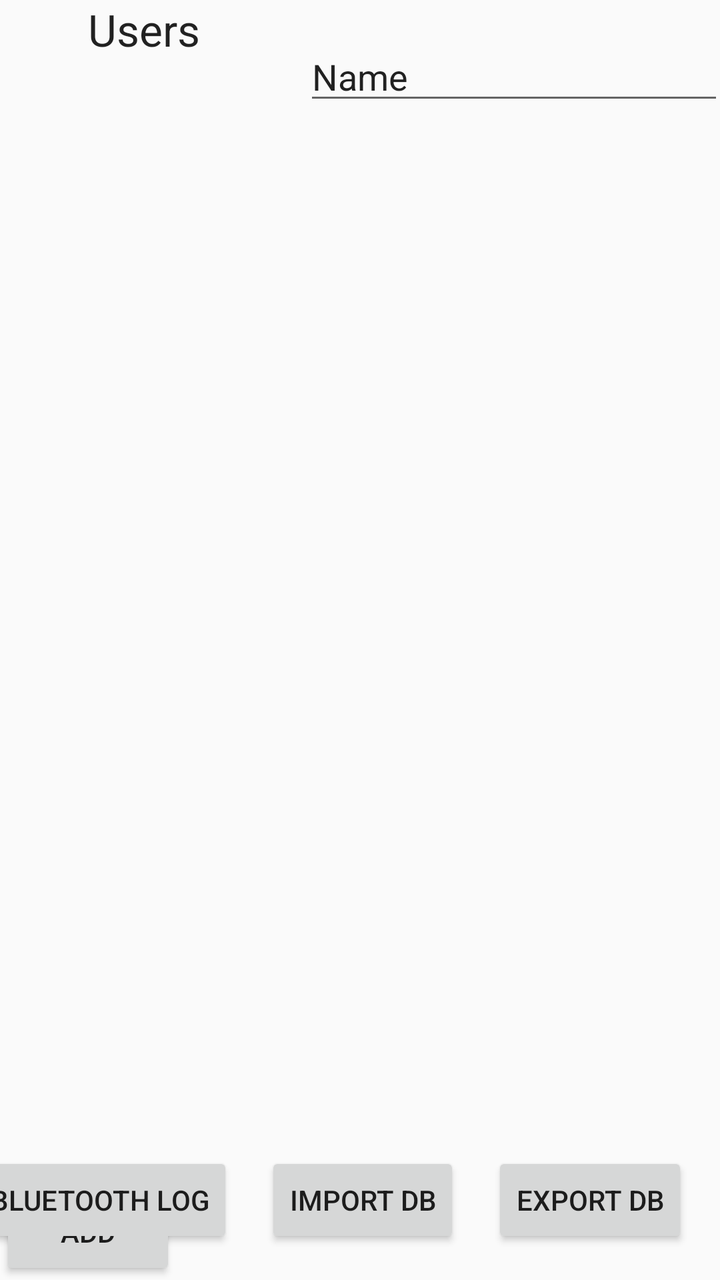
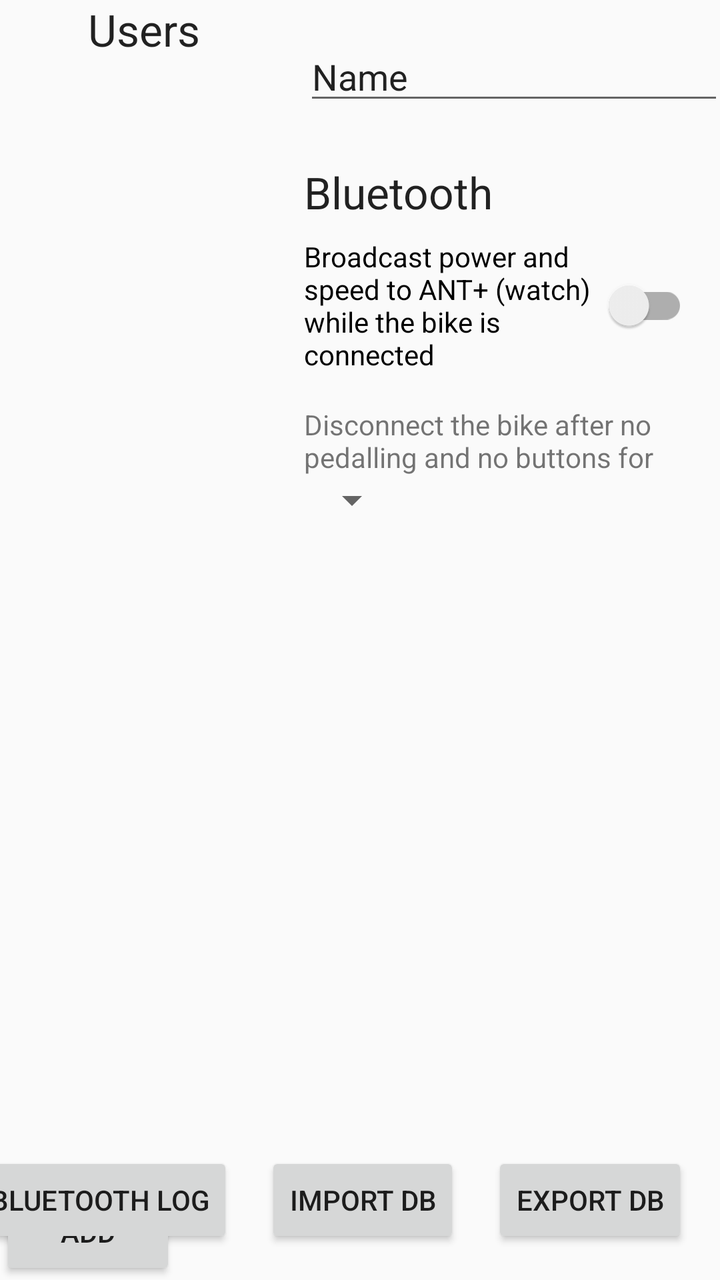

Screens rendered from an Android XML layout before and after an edit, with the pre-edit source and the edit as a unified diff.
<!-- AndroidManifest.xml: application theme AppTheme -->
<!-- res/layout/fragment_settings.xml -->
<?xml version="1.0" encoding="utf-8"?>
<androidx.constraintlayout.widget.ConstraintLayout xmlns:android="http://schemas.android.com/apk/res/android"
    xmlns:app="http://schemas.android.com/apk/res-auto"
    xmlns:tools="http://schemas.android.com/tools"
    android:layout_width="match_parent"
    android:layout_height="match_parent">

    <androidx.constraintlayout.widget.Guideline
        android:id="@+id/guideline"
        android:layout_width="wrap_content"
        android:layout_height="wrap_content"
        android:orientation="vertical"
        app:layout_constraintGuide_percent="0.4" />

    <TextView
        android:id="@+id/textView14"
        android:layout_width="wrap_content"
        android:layout_height="wrap_content"
        android:text="@string/users"
        android:textAppearance="@style/TextAppearance.AppCompat.Large"
        app:layout_constraintEnd_toStartOf="@+id/guideline"
        app:layout_constraintStart_toStartOf="parent"
        app:layout_constraintTop_toTopOf="parent" />

    <androidx.recyclerview.widget.RecyclerView
        android:id="@+id/usersSettingsRV"
        android:layout_width="0dp"
        android:layout_height="0dp"
        app:layout_constraintBottom_toTopOf="@+id/addUserBtn"
        app:layout_constraintEnd_toStartOf="@+id/guideline"
        app:layout_constraintStart_toStartOf="parent"
        app:layout_constraintTop_toBottomOf="@+id/textView14">

    </androidx.recyclerview.widget.RecyclerView>

    <Button
        android:id="@+id/addUserBtn"
        android:layout_width="wrap_content"
        android:layout_height="wrap_content"
        android:text="ADD"
        app:layout_constraintBottom_toBottomOf="parent"
        app:layout_constraintStart_toStartOf="parent" />

    <EditText
        android:id="@+id/UsernameSettingEditText"
        android:layout_width="wrap_content"
        android:layout_height="wrap_content"
        android:layout_marginStart="8dp"
        android:layout_marginTop="16dp"
        android:ems="10"
        android:inputType="textPersonName"
        android:text="Name"
        app:layout_constraintStart_toStartOf="@+id/guideline"
        app:layout_constraintTop_toTopOf="parent" />

    <Button
        android:id="@+id/exportDbBtn"
        android:layout_width="wrap_content"
        android:layout_height="wrap_content"
        android:layout_marginEnd="16dp"
        android:layout_marginBottom="16dp"
        android:text="@string/export_db"
        app:layout_constraintBottom_toBottomOf="parent"
        app:layout_constraintEnd_toEndOf="parent" />

    <Button
        android:id="@+id/importDbBtn"
        android:layout_width="wrap_content"
        android:layout_height="wrap_content"
        android:layout_marginEnd="16dp"
        android:layout_marginBottom="16dp"
        android:text="@string/import_db"
        app:layout_constraintBottom_toBottomOf="parent"
        app:layout_constraintEnd_toStartOf="@+id/exportDbBtn" />

    <Button
        android:id="@+id/btLogBtn"
        android:layout_width="wrap_content"
        android:layout_height="wrap_content"
        android:layout_marginEnd="16dp"
        android:layout_marginBottom="16dp"
        android:text="Bluetooth log"
        app:layout_constraintBottom_toBottomOf="parent"
        app:layout_constraintEnd_toStartOf="@+id/importDbBtn" />

</androidx.constraintlayout.widget.ConstraintLayout>
<!-- resources referenced by this layout -->
<resources>
  <string name="export_db">export DB</string>
  <string name="import_db">import DB</string>
  <string name="users">Users</string>
  <style name="AppTheme" parent="Theme.AppCompat.Light.DarkActionBar">
          
          <item name="colorPrimary">@color/colorPrimary</item>
          <item name="colorPrimaryDark">@color/colorPrimaryDark</item>
          <item name="colorAccent">@color/colorAccent</item>
      </style>
  <color name="colorPrimary">#008577</color>
  <color name="colorPrimaryDark">#00574B</color>
  <color name="colorAccent">#D81B60</color>
</resources>

<!-- the commit's change to res/layout/fragment_settings.xml (unified diff, before → after) -->
@@ -53,6 +53,43 @@
         app:layout_constraintStart_toStartOf="@+id/guideline"
         app:layout_constraintTop_toTopOf="parent" />
 
+    <LinearLayout
+        android:id="@+id/btSettingsLayout"
+        android:layout_width="0dp"
+        android:layout_height="wrap_content"
+        android:layout_marginStart="8dp"
+        android:layout_marginTop="24dp"
+        android:layout_marginEnd="16dp"
+        android:orientation="vertical"
+        app:layout_constraintEnd_toEndOf="parent"
+        app:layout_constraintStart_toStartOf="@+id/guideline"
+        app:layout_constraintTop_toBottomOf="@+id/UsernameSettingEditText">
+
+        <TextView
+            android:layout_width="wrap_content"
+            android:layout_height="wrap_content"
+            android:text="Bluetooth"
+            android:textAppearance="@style/TextAppearance.AppCompat.Large" />
+
+        <androidx.appcompat.widget.SwitchCompat
+            android:id="@+id/antBroadcastSwitch"
+            android:layout_width="match_parent"
+            android:layout_height="wrap_content"
+            android:layout_marginTop="8dp"
+            android:text="Broadcast power and speed to ANT+ (watch) while the bike is connected" />
+
+        <TextView
+            android:layout_width="wrap_content"
+            android:layout_height="wrap_content"
+            android:layout_marginTop="16dp"
+            android:text="Disconnect the bike after no pedalling and no buttons for" />
+
+        <Spinner
+            android:id="@+id/idleDisconnectSpinner"
+            android:layout_width="wrap_content"
+            android:layout_height="wrap_content" />
+    </LinearLayout>
+
     <Button
         android:id="@+id/exportDbBtn"
         android:layout_width="wrap_content"
